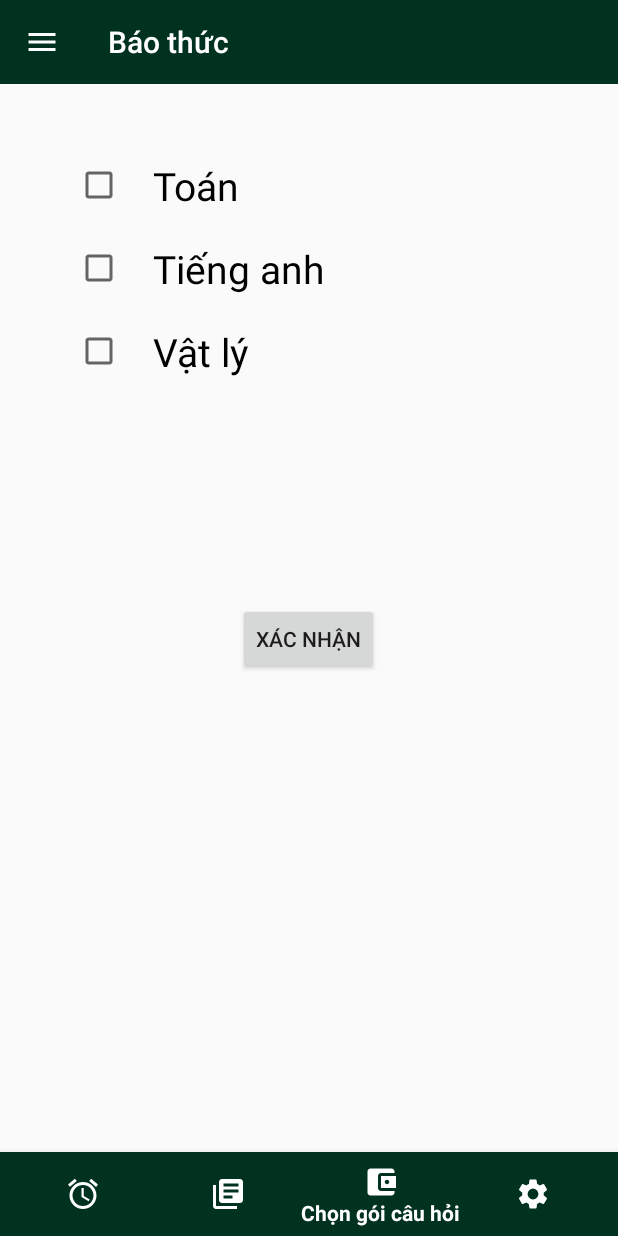
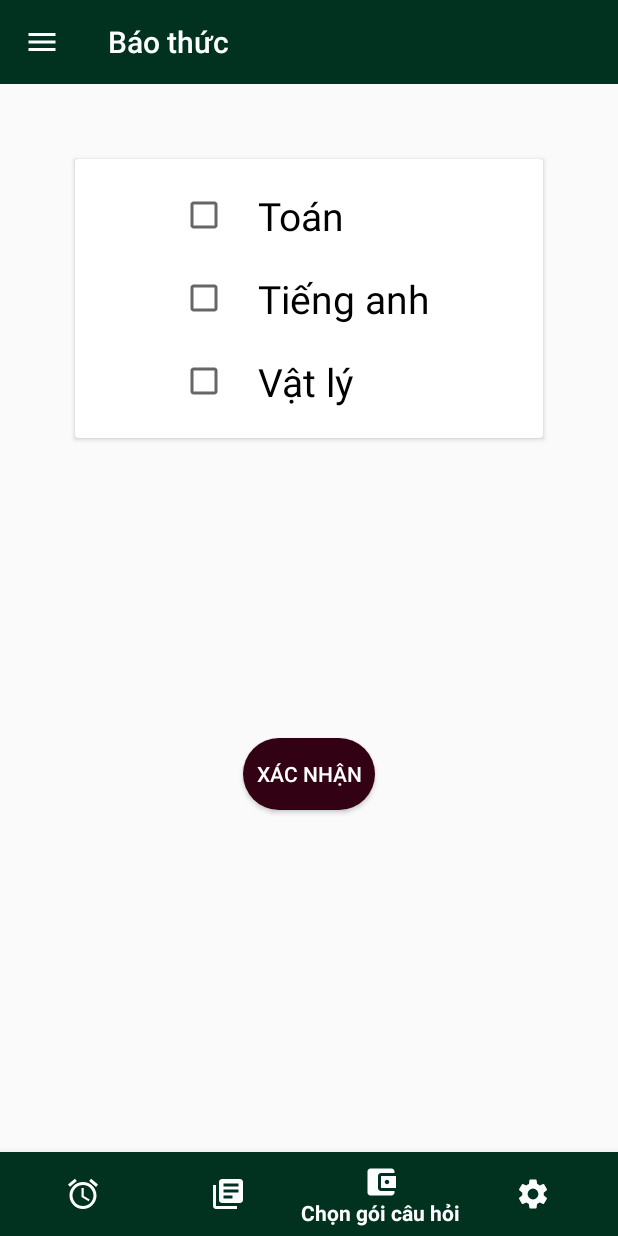
Before and after one commit to Thanhdat111/SuperAlarm, an Android app: the screen it shows after launch (MainActivity), item 3 of the bottom bar chosen, on a phone screen of 412 x 824 dp. Run offline under Robolectric (Android 15) with nearby library versions, the phone set to English and light mode, and no system bars; our stand-ins replace Firebase (no records; nobody signed in at launch, a user with empty details on screens opened directly).

Commit message:
xắp xong rồi a đạt ơi

```diff
--- a/app/src/main/res/layout/fragment_alarm.xml
+++ b/app/src/main/res/layout/fragment_alarm.xml
@@ -25,6 +25,8 @@
         android:layout_width="wrap_content"
         android:layout_height="wrap_content"
         android:text="Đặt giờ"
+        android:textColor="@android:color/white"
+        android:background="@drawable/button_login"
         android:layout_toRightOf="@id/lb_timeAlarm"
         android:layout_marginTop="40dp"/>
 
@@ -105,6 +107,8 @@
         android:layout_width="wrap_content"
         android:layout_height="wrap_content"
         android:text="Hẹn giờ"
+        android:textColor="@android:color/white"
+        android:background="@drawable/button_login"
         android:layout_below="@id/checkBox_sunDay"
         android:layout_margin="20dp"/>
     <Button
@@ -112,6 +116,8 @@
         android:layout_width="wrap_content"
         android:layout_height="wrap_content"
         android:text="Dừng lại"
+        android:textColor="@android:color/white"
+        android:background="@drawable/button_login"
         android:layout_below="@id/checkBox_sunDay"
         android:layout_alignParentRight="true"
         android:layout_margin="20dp"/>
--- a/app/src/main/res/layout/fragment_choosequestion.xml
+++ b/app/src/main/res/layout/fragment_choosequestion.xml
@@ -1,9 +1,19 @@
 <?xml version="1.0" encoding="utf-8"?>
-<LinearLayout xmlns:android="http://schemas.android.com/apk/res/android"
+<LinearLayout    xmlns:android="http://schemas.android.com/apk/res/android"
     android:layout_width="match_parent"
     android:layout_height="match_parent"
+    android:gravity="center_horizontal"
     android:orientation="vertical">
 
+    <androidx.cardview.widget.CardView
+        android:layout_width="match_parent"
+        android:layout_height="wrap_content"
+        android:layout_margin="50dp">
+        <LinearLayout
+            android:layout_width="match_parent"
+            android:layout_height="match_parent"
+            android:padding="20dp"
+            android:orientation="vertical">
             <CheckBox
                 android:id="@+id/checkBox_math_choosequesion"
                 android:layout_width="wrap_content"
@@ -11,8 +21,7 @@
                 android:text="Toán"
                 android:textSize="26sp"
                 android:paddingLeft="20dp"
-        android:layout_marginLeft="50dp"
-        android:layout_marginTop="50dp"/>
+                android:layout_marginLeft="50dp" />
             <CheckBox
                 android:id="@+id/checkBox_english_choosequesion"
                 android:layout_width="wrap_content"
@@ -31,10 +40,14 @@
                 android:paddingLeft="20dp"
                 android:layout_marginLeft="50dp"
                 android:layout_marginTop="20dp"/>
+        </LinearLayout>
+    </androidx.cardview.widget.CardView>
     <Button
         android:layout_width="wrap_content"
         android:layout_height="wrap_content"
         android:layout_gravity="center"
         android:layout_marginTop="150dp"
-        android:text="xác nhận"/>
+        android:text="xác nhận"
+        android:textColor="@android:color/white"
+        android:background="@drawable/button_login"/>
 </LinearLayout>
--- a/app/src/main/res/layout/fragment_list_alarm.xml
+++ b/app/src/main/res/layout/fragment_list_alarm.xml
@@ -15,6 +15,7 @@
         android:layout_width="wrap_content"
         android:layout_height="wrap_content"
         android:src="@drawable/ic_add"
+        android:backgroundTint="@color/color_btn"
         android:layout_alignParentBottom="true"
         android:layout_alignParentRight="true"
         android:layout_margin="15dp"/>
```
Also changed, not shown: app/src/main/AndroidManifest.xml (+9 -4 lines), app/src/main/java/com/example/superalarm/AnswerQuestionsActivity.java (added, +14 -0 lines), app/src/main/res/layout/activity_answer_questions.xml (added, +85 -0 lines), app/src/main/res/layout/activity_login_by_face_id.xml (+14 -6 lines), app/src/main/res/layout/fragment_setting.xml (+8 -0 lines). Lines whose indentation alone changed are shown as unchanged.
